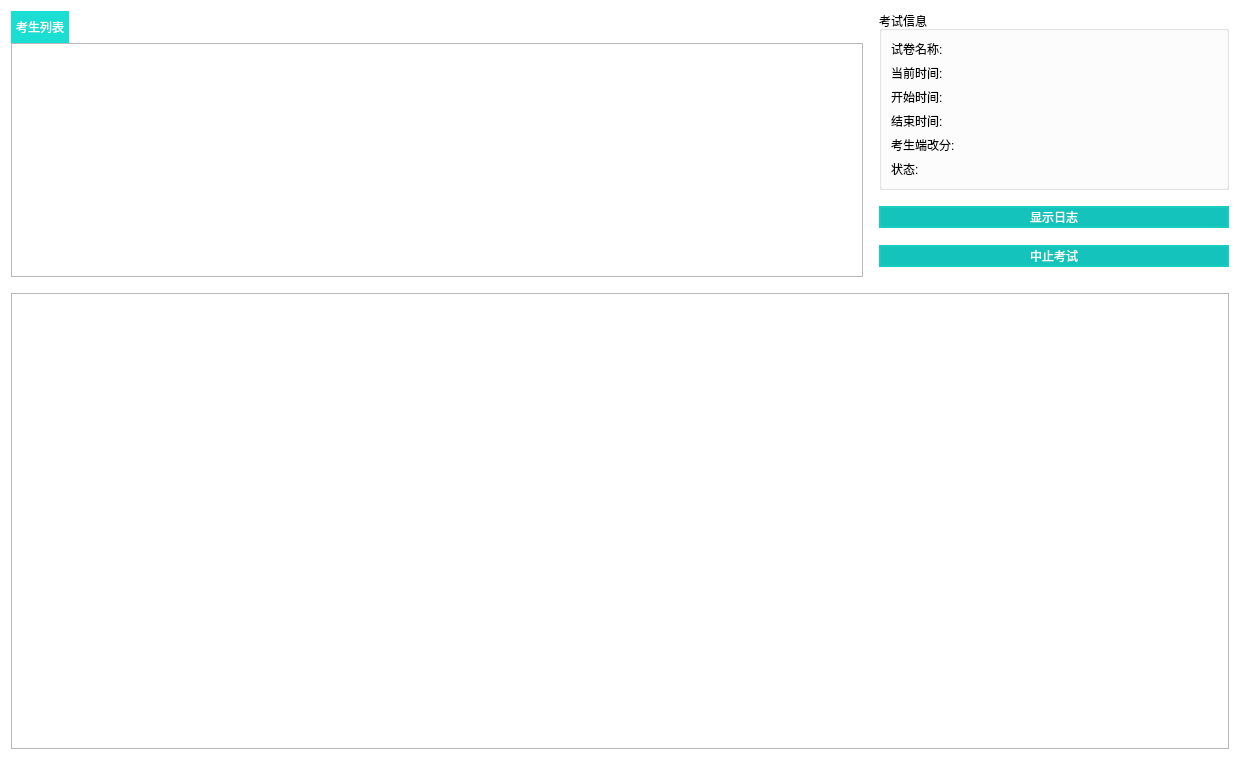
jkjkil4/ExamSysTeacher, file Widget/examwidget.ui: the form before one commit.
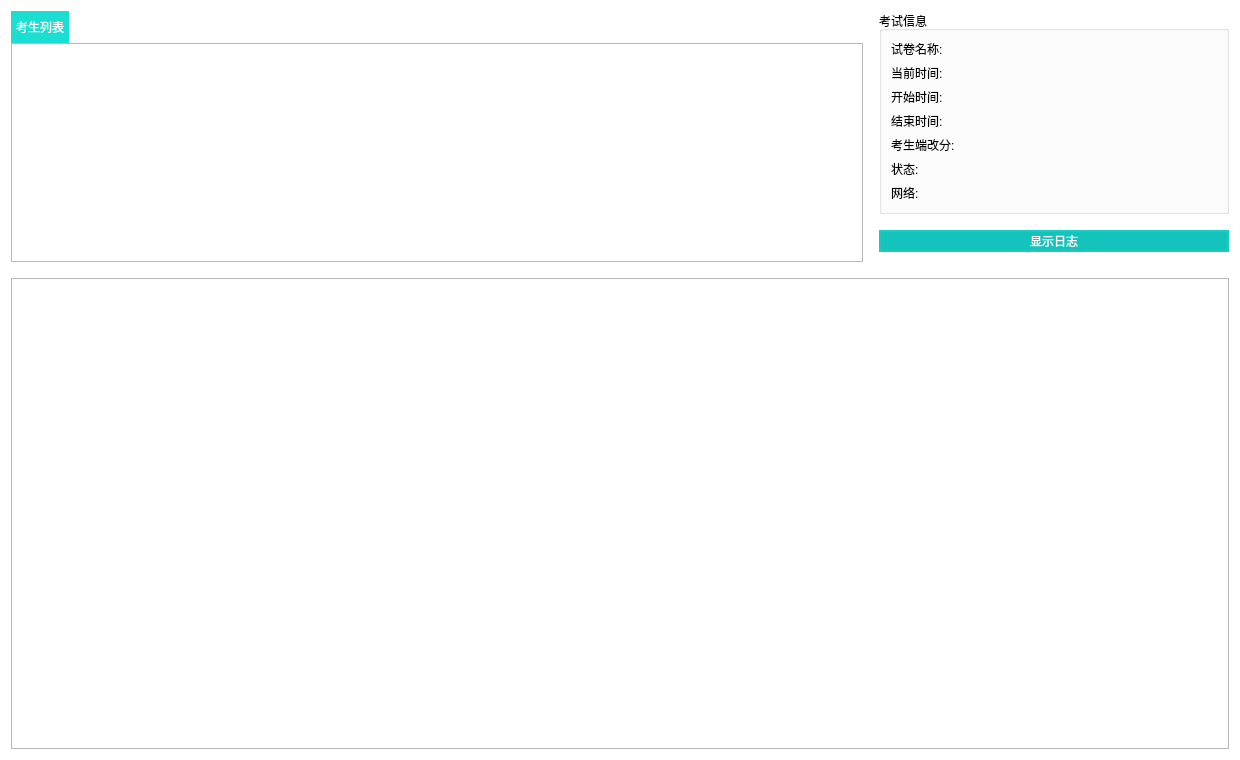
The form after the commit.

Commit message: 修复了tcp接收消息无法正确分割的bug

```diff
--- a/Widget/examwidget.ui
+++ b/Widget/examwidget.ui
@@ -230,6 +230,27 @@
             </item>
            </layout>
           </item>
+          <item>
+           <layout class="QHBoxLayout" name="layoutNetwork" stretch="0,1">
+            <item>
+             <widget class="QLabel" name="labelNetworkText">
+              <property name="text">
+               <string>网络:</string>
+              </property>
+             </widget>
+            </item>
+            <item>
+             <widget class="QLabel" name="labelNetwork">
+              <property name="text">
+               <string/>
+              </property>
+              <property name="alignment">
+               <set>Qt::AlignRight|Qt::AlignTrailing|Qt::AlignVCenter</set>
+              </property>
+             </widget>
+            </item>
+           </layout>
+          </item>
          </layout>
         </widget>
        </item>
@@ -266,29 +287,6 @@
           </property>
           <item>
            <widget class="QPushButton" name="btnShowLog">
-            <property name="text">
-             <string>显示日志</string>
-            </property>
-           </widget>
-          </item>
-          <item>
-           <spacer name="verSpacerBtnsMid">
-            <property name="orientation">
-             <enum>Qt::Vertical</enum>
-            </property>
-            <property name="sizeType">
-             <enum>QSizePolicy::Fixed</enum>
-            </property>
-            <property name="sizeHint" stdset="0">
-             <size>
-              <width>20</width>
-              <height>10</height>
-             </size>
-            </property>
-           </spacer>
-          </item>
-          <item>
-           <widget class="QPushButton" name="btnStop">
             <property name="minimumSize">
              <size>
               <width>350</width>
@@ -302,7 +300,7 @@
              </size>
             </property>
             <property name="text">
-             <string>中止考试</string>
+             <string>显示日志</string>
             </property>
            </widget>
           </item>
```
The commit also changes 1 other file.
